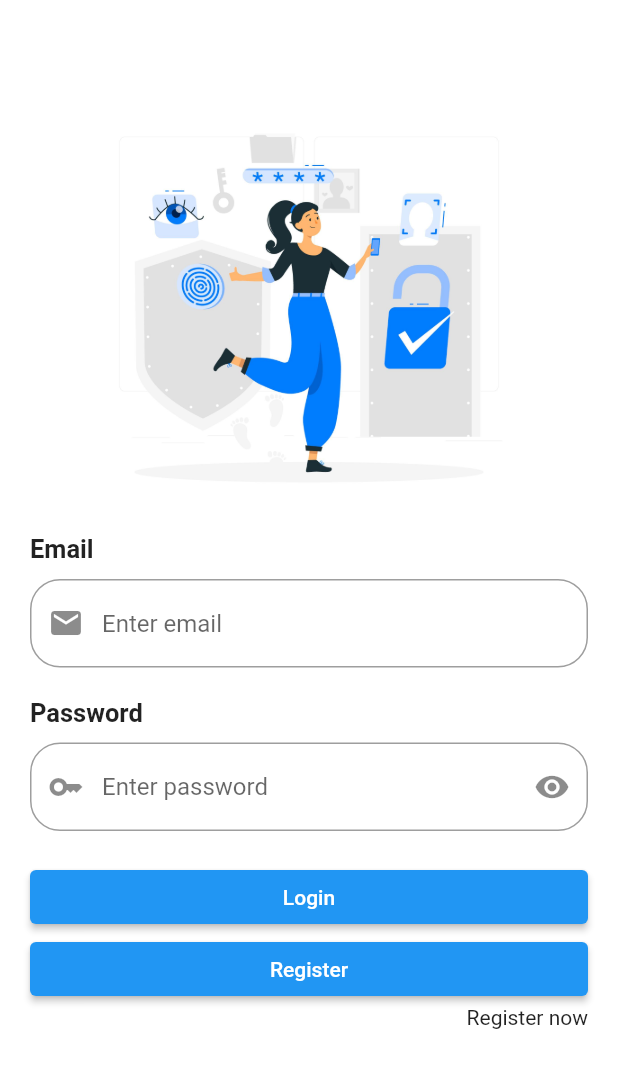
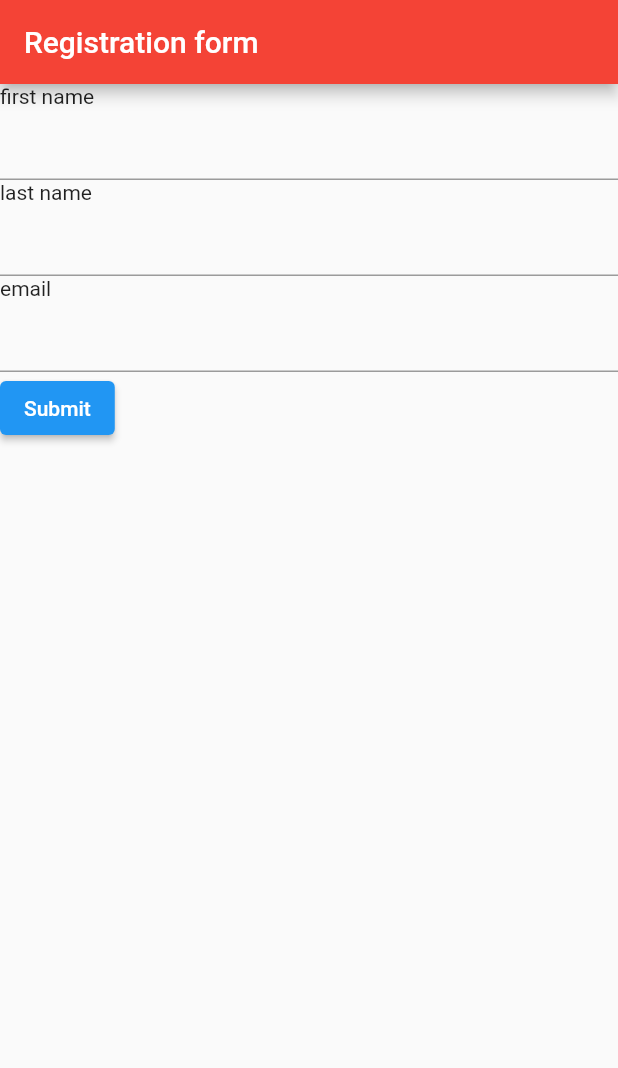
Before and after one commit to Sprajapati123/33A, a Flutter app: the screen it shows after launch, on a phone screen of 412 x 824 dp. Shown: the top 1068 px of the screen. Run offline on Flutter 3.47's test engine with Material 2 defaults, Android fonts, the phone set to English and light mode, and no system bars; our stand-ins replace firebase_auth, firebase_core, firebase_database; accounts and stored records are empty.

Commit message:
real time

```diff
--- /dev/null
+++ b/lib/form/form_screen.dart
@@ -0,0 +1,45 @@
+import 'package:firebase_database/firebase_database.dart';
+import 'package:flutter/material.dart';
+
+class FormScreen extends StatefulWidget {
+  const FormScreen({super.key});
+  static const String routeName = "/form";
+
+  @override
+  State<FormScreen> createState() => _FormScreenState();
+}
+
+class _FormScreenState extends State<FormScreen> {
+  TextEditingController fnameController = TextEditingController();
+  TextEditingController lnameController = TextEditingController();
+  TextEditingController emailController = TextEditingController();
+
+  final database = FirebaseDatabase.instance;
+  @override
+  Widget build(BuildContext context) {
+    return Scaffold(
+      appBar: AppBar(title: Text("Registration form"),),
+      body: Column(
+        mainAxisAlignment: MainAxisAlignment.start,
+        crossAxisAlignment: CrossAxisAlignment.start,
+        children: [
+          Text("first name"),
+          TextFormField(controller: fnameController),
+          Text("last name"),
+          TextFormField(controller: lnameController),
+          Text("email"),
+          TextFormField(controller: emailController),
+
+          ElevatedButton(onPressed: () async{
+            var data = {
+              "firstname": fnameController.text,
+              "lastname": lnameController.text,
+              "email": emailController.text,
+            };
+            await database.ref().push().child("contact").set(data);
+          }, child: Text("Submit"))
+        ],
+      ),
+    );
+  }
+}
--- a/lib/main.dart
+++ b/lib/main.dart
@@ -1,5 +1,6 @@
 import 'dart:math';
 
+import 'package:batch_33a/form/form_screen.dart';
 import 'package:batch_33a/route/route_generator.dart';
 import 'package:batch_33a/splash/splash_screen.dart';
 import 'package:firebase_core/firebase_core.dart';
@@ -24,7 +25,7 @@ class MyApp extends StatelessWidget {
     return MaterialApp(
       debugShowCheckedModeBanner: false,
       theme: ThemeData(appBarTheme: const AppBarTheme(color: Colors.red)),
-      initialRoute: SplashScreen.routeName,
+      initialRoute: FormScreen.routeName,
       onGenerateRoute: RouteGenerator.generateRoute,
     );
   }
--- a/lib/route/route_generator.dart
+++ b/lib/route/route_generator.dart
@@ -1,3 +1,4 @@
+import 'package:batch_33a/form/form_screen.dart';
 import 'package:batch_33a/login/login_screen.dart';
 import 'package:batch_33a/navigation/navigation.dart';
 import 'package:batch_33a/registraion/registration_screen.dart';
@@ -18,6 +19,9 @@ class RouteGenerator {
       case RegistrationScreen.routeName:
         return MaterialPageRoute(builder: (_) => const RegistrationScreen());
 
+      case FormScreen.routeName:
+        return MaterialPageRoute(builder: (_) => const FormScreen());
+
       case NavigationScreen.routeName:
         return MaterialPageRoute(builder: (_) => const NavigationScreen());
 
--- a/pubspec.yaml
+++ b/pubspec.yaml
@@ -37,6 +37,7 @@ dependencies:
   cupertino_icons: ^1.0.2
   firebase_core: ^2.24.0
   firebase_auth: ^4.15.0
+  firebase_database: ^10.3.8
 
 
 
```
Also changed, not shown: pubspec.lock.
